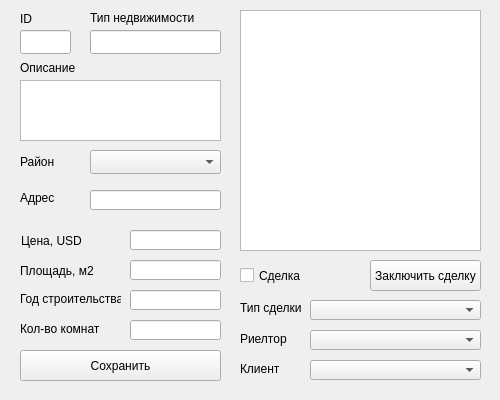
First picture: the form in 3sem/ПнаЯВУ/KURSOVOI/kursovoi/objectoverview.ui, repository mxrpheus6/bsuirLabs, before the edit.
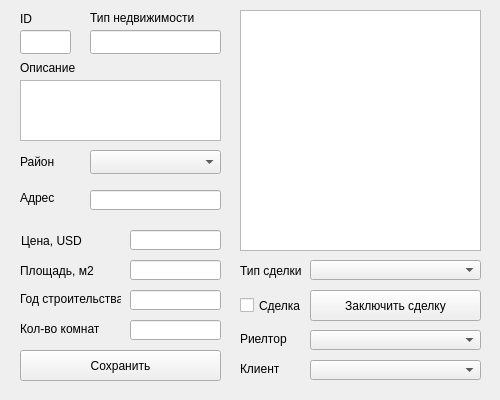
Second picture: the form after the edit.

What changed in the file:
```diff
--- a/3sem/ПнаЯВУ/KURSOVOI/kursovoi/objectoverview.ui
+++ b/3sem/ПнаЯВУ/KURSOVOI/kursovoi/objectoverview.ui
@@ -17,9 +17,9 @@
    <property name="geometry">
     <rect>
      <x>240</x>
-     <y>300</y>
+     <y>260</y>
      <width>71</width>
-     <height>16</height>
+     <height>21</height>
     </rect>
    </property>
    <property name="text">
@@ -30,7 +30,7 @@
    <property name="geometry">
     <rect>
      <x>310</x>
-     <y>300</y>
+     <y>260</y>
      <width>171</width>
      <height>20</height>
     </rect>
@@ -320,9 +320,9 @@
   <widget class="QPushButton" name="pushButton_deal">
    <property name="geometry">
     <rect>
-     <x>370</x>
-     <y>260</y>
-     <width>111</width>
+     <x>310</x>
+     <y>290</y>
+     <width>171</width>
      <height>31</height>
     </rect>
    </property>
@@ -344,7 +344,7 @@
    <property name="geometry">
     <rect>
      <x>240</x>
-     <y>260</y>
+     <y>290</y>
      <width>77</width>
      <height>31</height>
     </rect>
```
